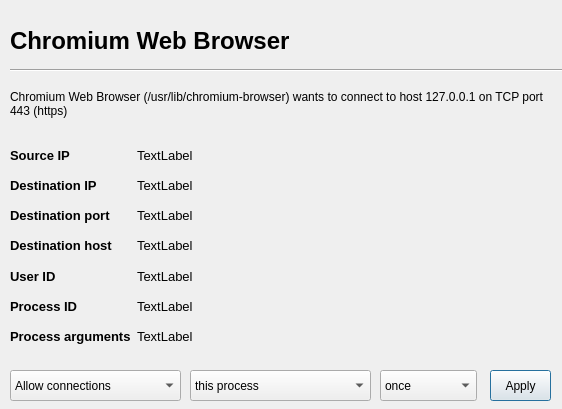
Above: ui/res/dialog.ui from evilsocket/opensnitch before the change. Below: the same form after it.
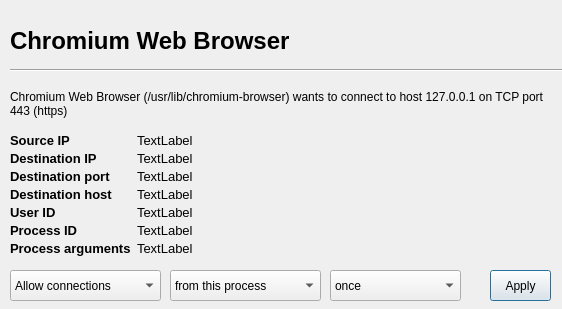
That is the form after the change.

Commit message: misc: small fix or general refactoring i did not bother commenting

Diff of the .ui file:
```diff
--- a/ui/res/dialog.ui
+++ b/ui/res/dialog.ui
@@ -10,7 +10,7 @@
     <x>0</x>
     <y>0</y>
     <width>562</width>
-    <height>409</height>
+    <height>309</height>
    </rect>
   </property>
   <property name="sizePolicy">
@@ -95,7 +95,7 @@
    <property name="geometry">
     <rect>
      <x>490</x>
-     <y>370</y>
+     <y>270</y>
      <width>61</width>
      <height>31</height>
     </rect>
@@ -107,9 +107,9 @@
   <widget class="QComboBox" name="durationCombo">
    <property name="geometry">
     <rect>
-     <x>380</x>
-     <y>370</y>
-     <width>97</width>
+     <x>330</x>
+     <y>270</y>
+     <width>131</width>
      <height>31</height>
     </rect>
    </property>
@@ -125,6 +125,9 @@
      <height>50</height>
     </size>
    </property>
+   <property name="currentText">
+    <string>once</string>
+   </property>
    <item>
     <property name="text">
      <string>once</string>
@@ -160,9 +163,9 @@
   <widget class="QComboBox" name="whatCombo">
    <property name="geometry">
     <rect>
-     <x>190</x>
-     <y>370</y>
-     <width>181</width>
+     <x>170</x>
+     <y>270</y>
+     <width>151</width>
      <height>31</height>
     </rect>
    </property>
@@ -180,7 +183,7 @@
    </property>
    <item>
     <property name="text">
-     <string>this process</string>
+     <string>from this process</string>
     </property>
    </item>
    <item>
@@ -203,9 +206,9 @@
    <property name="geometry">
     <rect>
      <x>10</x>
-     <y>140</y>
+     <y>130</y>
      <width>541</width>
-     <height>211</height>
+     <height>131</height>
     </rect>
    </property>
    <layout class="QGridLayout" name="gridLayout">
@@ -218,7 +221,7 @@
     <item row="0" column="2">
      <widget class="QLabel" name="sourceIPLabel">
       <property name="sizePolicy">
-       <sizepolicy hsizetype="Expanding" vsizetype="Preferred">
+       <sizepolicy hsizetype="Expanding" vsizetype="Fixed">
         <horstretch>0</horstretch>
         <verstretch>0</verstretch>
        </sizepolicy>
@@ -376,7 +379,7 @@
     <item row="1" column="2">
      <widget class="QLabel" name="destIPLabel">
       <property name="sizePolicy">
-       <sizepolicy hsizetype="Expanding" vsizetype="Preferred">
+       <sizepolicy hsizetype="Expanding" vsizetype="Fixed">
         <horstretch>0</horstretch>
         <verstretch>0</verstretch>
        </sizepolicy>
@@ -394,7 +397,7 @@
     <item row="2" column="2">
      <widget class="QLabel" name="destPortLabel">
       <property name="sizePolicy">
-       <sizepolicy hsizetype="Expanding" vsizetype="Preferred">
+       <sizepolicy hsizetype="Expanding" vsizetype="Fixed">
         <horstretch>0</horstretch>
         <verstretch>0</verstretch>
        </sizepolicy>
@@ -412,7 +415,7 @@
     <item row="3" column="2">
      <widget class="QLabel" name="destHostLabel">
       <property name="sizePolicy">
-       <sizepolicy hsizetype="Expanding" vsizetype="Preferred">
+       <sizepolicy hsizetype="Expanding" vsizetype="Fixed">
         <horstretch>0</horstretch>
         <verstretch>0</verstretch>
        </sizepolicy>
@@ -430,7 +433,7 @@
     <item row="4" column="2">
      <widget class="QLabel" name="uidLabel">
       <property name="sizePolicy">
-       <sizepolicy hsizetype="Expanding" vsizetype="Preferred">
+       <sizepolicy hsizetype="Expanding" vsizetype="Fixed">
         <horstretch>0</horstretch>
         <verstretch>0</verstretch>
        </sizepolicy>
@@ -448,7 +451,7 @@
     <item row="5" column="2">
      <widget class="QLabel" name="pidLabel">
       <property name="sizePolicy">
-       <sizepolicy hsizetype="Expanding" vsizetype="Preferred">
+       <sizepolicy hsizetype="Expanding" vsizetype="Fixed">
         <horstretch>0</horstretch>
         <verstretch>0</verstretch>
        </sizepolicy>
@@ -466,7 +469,7 @@
     <item row="6" column="2">
      <widget class="QLabel" name="argsLabel">
       <property name="sizePolicy">
-       <sizepolicy hsizetype="Expanding" vsizetype="Preferred">
+       <sizepolicy hsizetype="Expanding" vsizetype="Fixed">
         <horstretch>0</horstretch>
         <verstretch>0</verstretch>
        </sizepolicy>
@@ -487,8 +490,8 @@
    <property name="geometry">
     <rect>
      <x>10</x>
-     <y>370</y>
-     <width>171</width>
+     <y>270</y>
+     <width>151</width>
      <height>31</height>
     </rect>
    </property>
```
The commit also changes 1 other file.
